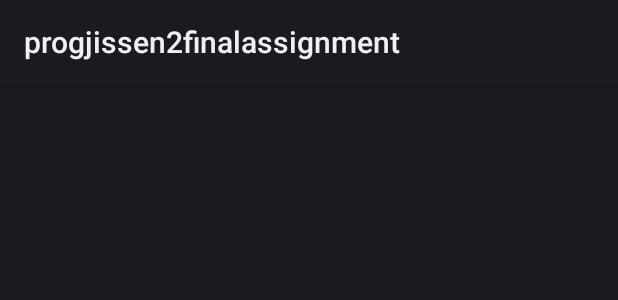
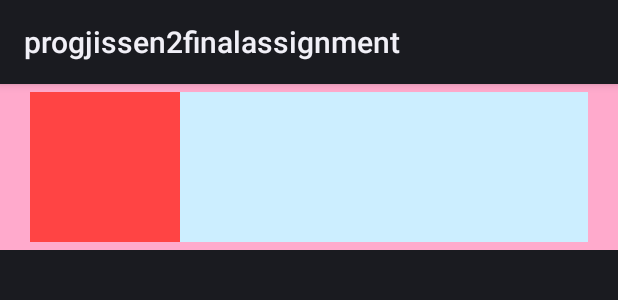
Before and after one commit to Manato13/YouTubeCustomSearchApp, an Android app: the layout cell_view.xml on its own in the app's theme, with its tools: preview values and no code run, on a phone screen of 412 x 824 dp. Shown: the top 300 px of the screen. Run offline under Robolectric (Android 15) with nearby library versions, the phone set to English and light mode, and no system bars.

Commit message:
遷移先の並べ替え画面のリサイクルビューに並べ替え結果の表示に成功

```diff
--- a/app/src/main/res/layout/activity_sort.xml
+++ b/app/src/main/res/layout/activity_sort.xml
@@ -61,6 +61,7 @@
         android:layout_height="match_parent"
         android:layout_below="@+id/spinnerSortType"
         android:layout_marginTop="20dp"
+        android:scrollbars="vertical"
         />
 
 </RelativeLayout>
--- a/app/src/main/res/layout/cell_view.xml
+++ b/app/src/main/res/layout/cell_view.xml
@@ -1,11 +1,86 @@
 <?xml version="1.0" encoding="utf-8"?>
+<!--リサイクルビューの中身の要素(cell)のレイアウト決める-->
 <LinearLayout xmlns:android="http://schemas.android.com/apk/res/android"
-    android:layout_width="match_parent"
+android:orientation="horizontal"
+android:layout_width="match_parent"
+android:paddingLeft="20dp"
+android:paddingTop="5dp"
+android:paddingRight="20dp"
+android:paddingBottom="5dp"
+android:background="#fac"
+android:baselineAligned="false"
+android:layout_height="wrap_content">
+
+<RelativeLayout
+    android:layout_width="wrap_content"
     android:layout_height="wrap_content">
-<!--リサイクルビューの中身の要素(cell)のレイアウト決める-->
+
+    <!-- 枠を入れる -->
+    <ImageView
+        android:background="#f44"
+        android:layout_width="100dp"
+        android:layout_height="100dp"
+        android:contentDescription="@string/description1"/>
+
+    <ImageView
+        android:id="@+id/image_view"
+        android:layout_margin="2dp"
+        android:layout_width="96dp"
+        android:layout_height="96dp"
+        android:contentDescription="@string/description2"/>
+
+</RelativeLayout>
+
+<LinearLayout
+    android:orientation="vertical"
+    android:background="#cef"
+    android:layout_weight="1"
+    android:layout_width="0dp"
+    android:layout_height="match_parent">
+
     <TextView
-        android:id="@+id/text_view"
+        android:id="@+id/title_view"
+        android:textSize="15dp"
+        android:textColor="#00f"
+        android:paddingStart="3dp"
+        android:paddingEnd="3dp"
+        android:paddingTop="3dp"
         android:layout_width="wrap_content"
-        android:layout_height="50dp" />
+        android:layout_height="wrap_content" />
+
+    <TextView
+        android:id="@+id/viewC_view"
+        android:textSize="18sp"
+        android:paddingStart="20dp"
+        android:paddingEnd="10dp"
+        android:layout_gravity="center_vertical"
+        android:autoLink="email"
+        android:layout_width="wrap_content"
+        android:layout_height="wrap_content" />
+
+    <TextView
+        android:id="@+id/likeC_view"
+        android:textSize="18sp"
+        android:paddingStart="20dp"
+        android:paddingEnd="10dp"
+        android:layout_gravity="center_vertical"
+        android:autoLink="email"
+        android:layout_toLeftOf="@+id/viewC_view"
+        android:layout_marginRight="3dp"
+        android:layout_width="wrap_content"
+        android:layout_height="wrap_content" />
+
+    <TextView
+        android:id="@+id/commentC_view"
+        android:textSize="18sp"
+        android:paddingStart="20dp"
+        android:paddingEnd="10dp"
+        android:layout_gravity="center_vertical"
+        android:autoLink="email"
+        android:layout_toRightOf="@+id/viewC_view"
+        android:layout_marginLeft="3dp"
+        android:layout_width="wrap_content"
+        android:layout_height="wrap_content" />
+</LinearLayout>
 
 </LinearLayout>
--- a/app/src/main/res/values/strings.xml
+++ b/app/src/main/res/values/strings.xml
@@ -1,3 +1,6 @@
 <resources>
     <string name="app_name">progjissen2finalassignment</string>
+<!--    以下変更点-->
+    <string name="description1">background</string>
+    <string name="description2">picture</string>
 </resources>
```
Also changed, not shown: app/src/main/java/jp/ac/gifu_u/z3033116/progjissen2finalassignment/RecyclerViewAdapter.java (+45 -15 lines), app/src/main/java/jp/ac/gifu_u/z3033116/progjissen2finalassignment/SortActivity.java (+30 -14 lines), app/src/main/java/jp/ac/gifu_u/z3033116/progjissen2finalassignment/SortVideos.java (+24 -1 lines), app/src/main/java/jp/ac/gifu_u/z3033116/progjissen2finalassignment/StartMenu.java (+29 -26 lines).
